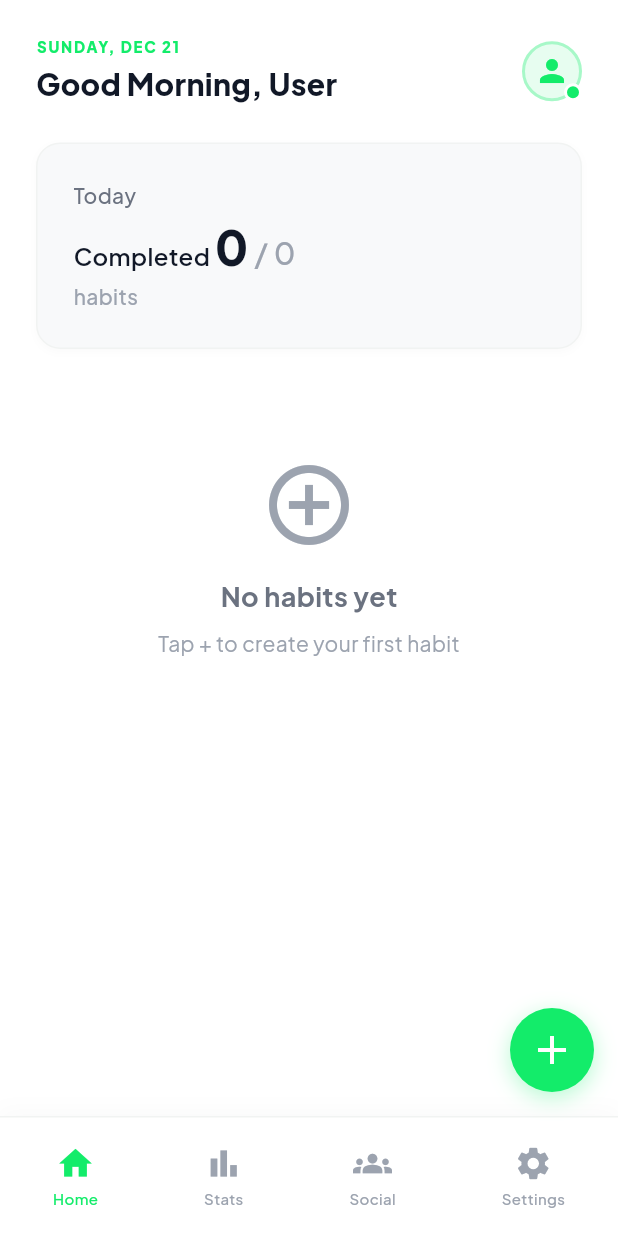
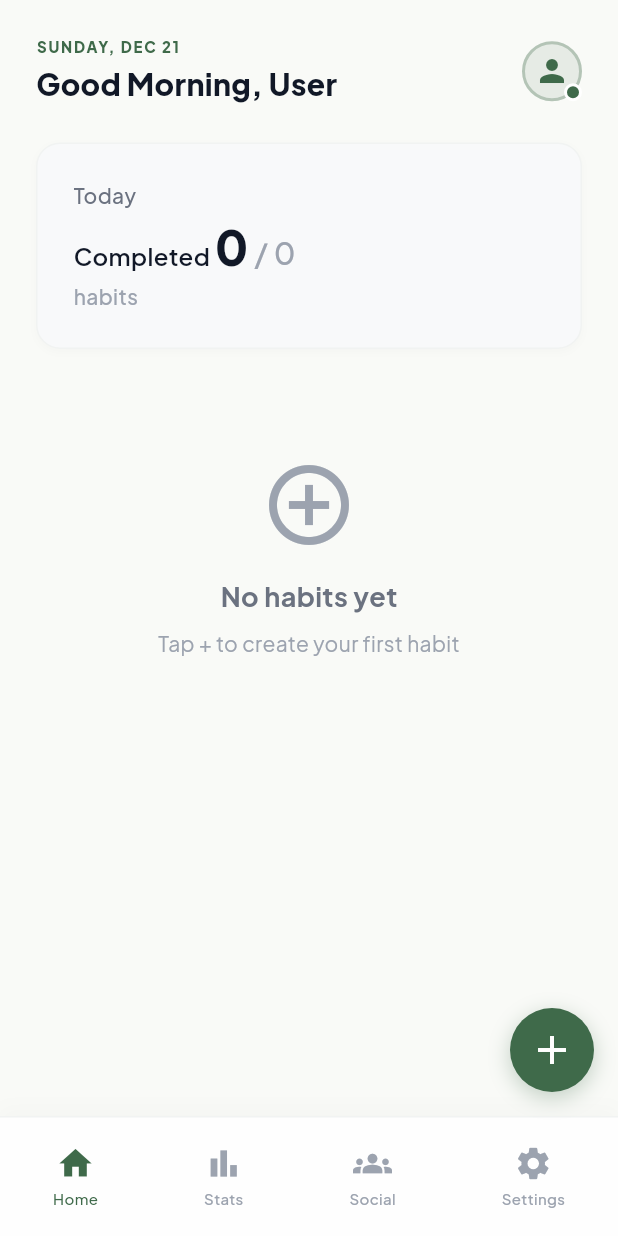
Before and after one commit to irafiqzfie/lifestreak, a Flutter app: the HabitLoggerScreen screen opened by its route, on a phone screen of 412 x 824 dp. Run offline on Flutter 3.47's test engine with Material 3 defaults, Android fonts, the phone set to English and light mode, and no system bars; our stand-ins replace flutter_riverpod, flutter_secure_storage, google_fonts, shared_preferences; accounts and stored records are empty.

Commit message:
Unify visual language with muted forest green color system
- Replace bright green (#13EC6A, #10B981) with muted forest green (#3f6a4a) across all screens
- Update app theme to use unified color palette from sign-in screen
- Change all backgrounds from white to subtle off-white (#F9FAF7)
- Set Inter as default font family app-wide via Google Fonts
- Update habit logger, heatmap, and friends screens for consistency
- Maintain visual hierarchy while reducing color noise

All screens now share cohesive, calm aesthetic matching sign-in page.

```diff
--- a/lib/screens/habit_logger_screen.dart
+++ b/lib/screens/habit_logger_screen.dart
@@ -47,7 +47,7 @@ class _HabitLoggerScreenState extends ConsumerState<HabitLoggerScreen> {
     });
 
     return Scaffold(
-      backgroundColor: Colors.white,
+      backgroundColor: const Color(0xFFF9FAF7),
       body: SafeArea(
         child: Column(
           children: [
@@ -78,11 +78,11 @@ class _HabitLoggerScreenState extends ConsumerState<HabitLoggerScreen> {
     width: 56,
     height: 56,
     decoration: BoxDecoration(
-      color: const Color(0xFF13EC6A),
+      color: const Color(0xFF3f6a4a),
       borderRadius: BorderRadius.circular(28),
       boxShadow: [
         BoxShadow(
-          color: const Color(0xFF13EC6A).withOpacity(0.3),
+          color: const Color(0xFF3f6a4a).withOpacity(0.3),
           blurRadius: 12,
           offset: const Offset(0, 4),
         ),
@@ -120,7 +120,7 @@ class _HabitLoggerScreenState extends ConsumerState<HabitLoggerScreen> {
                     fontSize: 10,
                     fontWeight: FontWeight.w800,
                     letterSpacing: 1.2,
-                    color: const Color(0xFF13EC6A),
+                    color: const Color(0xFF3f6a4a),
                   ),
                 ),
                 const SizedBox(height: 4),
@@ -154,12 +154,12 @@ class _HabitLoggerScreenState extends ConsumerState<HabitLoggerScreen> {
           decoration: BoxDecoration(
             shape: BoxShape.circle,
             border: Border.all(
-              color: const Color(0xFF13EC6A).withOpacity(0.3),
+              color: const Color(0xFF3f6a4a).withOpacity(0.3),
               width: 2,
             ),
-            color: const Color(0xFF13EC6A).withOpacity(0.1),
+            color: const Color(0xFF3f6a4a).withOpacity(0.1),
           ),
-          child: const Icon(Icons.person, color: Color(0xFF13EC6A), size: 24),
+          child: const Icon(Icons.person, color: Color(0xFF3f6a4a), size: 24),
         ),
         Positioned(
           bottom: 0,
@@ -168,7 +168,7 @@ class _HabitLoggerScreenState extends ConsumerState<HabitLoggerScreen> {
             width: 12,
             height: 12,
             decoration: BoxDecoration(
-              color: const Color(0xFF13EC6A),
+              color: const Color(0xFF3f6a4a),
               shape: BoxShape.circle,
               border: Border.all(color: Colors.white, width: 2),
             ),
@@ -238,7 +238,7 @@ class _HabitLoggerScreenState extends ConsumerState<HabitLoggerScreen> {
       builder: (context, status, _) {
         final color = status == SyncStatus.error
             ? const Color(0xFFEF4444)
-            : const Color(0xFF13EC6A);
+            : const Color(0xFF3f6a4a);
         final label = switch (status) {
           SyncStatus.syncing => 'Syncing...',
           SyncStatus.success => 'Synced',
@@ -346,10 +346,10 @@ class _HabitLoggerScreenState extends ConsumerState<HabitLoggerScreen> {
                   vertical: 8,
                 ),
                 decoration: BoxDecoration(
-                  color: const Color(0xFF13EC6A).withOpacity(0.1),
+                  color: const Color(0xFF3f6a4a).withOpacity(0.1),
                   borderRadius: BorderRadius.circular(8),
                   border: Border.all(
-                    color: const Color(0xFF13EC6A).withOpacity(0.3),
+                    color: const Color(0xFF3f6a4a).withOpacity(0.3),
                   ),
                 ),
                 child: Row(
@@ -357,7 +357,7 @@ class _HabitLoggerScreenState extends ConsumerState<HabitLoggerScreen> {
                   children: [
                     const Icon(
                       Icons.verified,
-                      color: Color(0xFF13EC6A),
+                      color: Color(0xFF3f6a4a),
                       size: 18,
                     ),
                     const SizedBox(width: 6),
@@ -366,7 +366,7 @@ class _HabitLoggerScreenState extends ConsumerState<HabitLoggerScreen> {
                       style: GoogleFonts.plusJakartaSans(
                         fontSize: 12,
                         fontWeight: FontWeight.w700,
-                        color: const Color(0xFF13EC6A),
+                        color: const Color(0xFF3f6a4a),
                       ),
                     ),
                   ],
@@ -432,7 +432,7 @@ class _HabitLoggerScreenState extends ConsumerState<HabitLoggerScreen> {
                   style: GoogleFonts.plusJakartaSans(
                     fontSize: 14,
                     fontWeight: FontWeight.w600,
-                    color: const Color(0xFF13EC6A),
+                    color: const Color(0xFF3f6a4a),
                   ),
                 ),
               ),
@@ -463,7 +463,7 @@ class _HabitLoggerScreenState extends ConsumerState<HabitLoggerScreen> {
         borderRadius: BorderRadius.circular(12),
         border: Border.all(
           color: isCompleted
-              ? const Color(0xFF13EC6A).withOpacity(0.3)
+              ? const Color(0xFF3f6a4a).withOpacity(0.3)
               : const Color(0xFFF1F3F2),
         ),
         boxShadow: [
@@ -481,14 +481,14 @@ class _HabitLoggerScreenState extends ConsumerState<HabitLoggerScreen> {
             height: 48,
             decoration: BoxDecoration(
               color: isCompleted
-                  ? const Color(0xFF13EC6A).withOpacity(0.1)
+                  ? const Color(0xFF3f6a4a).withOpacity(0.1)
                   : const Color(0xFFF8F9FA),
               borderRadius: BorderRadius.circular(12),
             ),
             child: Icon(
               _getHabitIcon(habit.name),
               color: isCompleted
-                  ? const Color(0xFF10B981)
+                  ? const Color(0xFF3f6a4a)
                   : const Color(0xFF9CA3AF),
               size: 28,
             ),
@@ -524,7 +524,7 @@ class _HabitLoggerScreenState extends ConsumerState<HabitLoggerScreen> {
                         margin: const EdgeInsets.only(right: 4),
                         decoration: BoxDecoration(
                           color: streakPattern[i]
-                              ? const Color(0xFF10B981)
+                              ? const Color(0xFF3f6a4a)
                               : const Color(0xFFD1D5DB),
                           shape: BoxShape.circle,
                         ),
@@ -538,7 +538,7 @@ class _HabitLoggerScreenState extends ConsumerState<HabitLoggerScreen> {
                           fontSize: 10,
                           fontWeight: FontWeight.w500,
                           letterSpacing: 0.5,
-                          color: const Color(0xFF10B981),
+                          color: const Color(0xFF3f6a4a),
                         ),
                       ),
                     ],
@@ -554,7 +554,7 @@ class _HabitLoggerScreenState extends ConsumerState<HabitLoggerScreen> {
               height: 32,
               decoration: BoxDecoration(
                 color: isCompleted
-                    ? const Color(0xFF10B981)
+                    ? const Color(0xFF3f6a4a)
                     : Colors.transparent,
                 shape: BoxShape.circle,
                 border: isCompleted
@@ -612,7 +612,7 @@ class _HabitLoggerScreenState extends ConsumerState<HabitLoggerScreen> {
             Icon(
               icon,
               color: isSelected
-                  ? const Color(0xFF13EC6A)
+                  ? const Color(0xFF3f6a4a)
                   : const Color(0xFF9CA3AF),
               size: 26,
             ),
@@ -623,7 +623,7 @@ class _HabitLoggerScreenState extends ConsumerState<HabitLoggerScreen> {
                 fontSize: 10,
                 fontWeight: FontWeight.w500,
                 color: isSelected
-                    ? const Color(0xFF13EC6A)
+                    ? const Color(0xFF3f6a4a)
                     : const Color(0xFF9CA3AF),
               ),
             ),
@@ -688,7 +688,7 @@ class _HabitLoggerScreenState extends ConsumerState<HabitLoggerScreen> {
                   focusedBorder: OutlineInputBorder(
                     borderRadius: BorderRadius.circular(12),
                     borderSide: const BorderSide(
-                      color: Color(0xFF13EC6A),
+                      color: Color(0xFF3f6a4a),
                       width: 2,
                     ),
                   ),
@@ -727,7 +727,7 @@ class _HabitLoggerScreenState extends ConsumerState<HabitLoggerScreen> {
                           }
                         : null,
                     style: ElevatedButton.styleFrom(
-                      backgroundColor: const Color(0xFF13EC6A),
+                      backgroundColor: const Color(0xFF3f6a4a),
                       foregroundColor: Colors.white,
                       disabledBackgroundColor: const Color(0xFFE5E7EB),
                       padding: const EdgeInsets.symmetric(
```
Also changed, not shown: lib/main.dart (+12 -1 lines), lib/screens/friends_screen.dart (+15 -15 lines), lib/screens/heatmap_screen.dart (+16 -16 lines).
